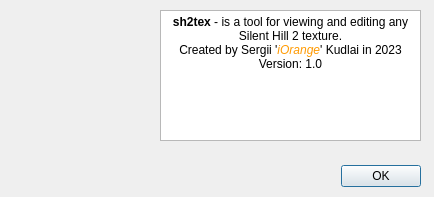
Qt form src/ui/aboutdlg.ui (iOrange/sh2tex) before a commit.
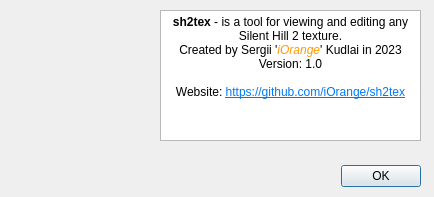
The same form after that commit. Icons and pictures are not drawn.

```diff
--- a/src/ui/aboutdlg.ui
+++ b/src/ui/aboutdlg.ui
@@ -79,7 +79,11 @@
 &lt;/style&gt;&lt;/head&gt;&lt;body style=&quot; font-family:'Segoe UI'; font-size:9pt; font-weight:400; font-style:normal;&quot;&gt;
 &lt;p align=&quot;center&quot; style=&quot; margin-top:0px; margin-bottom:0px; margin-left:0px; margin-right:0px; -qt-block-indent:0; text-indent:0px;&quot;&gt;&lt;span style=&quot; font-weight:700;&quot;&gt;sh2tex&lt;/span&gt; - is a tool for viewing and editing any Silent Hill 2 texture.&lt;/p&gt;
 &lt;p align=&quot;center&quot; style=&quot; margin-top:0px; margin-bottom:0px; margin-left:0px; margin-right:0px; -qt-block-indent:0; text-indent:0px;&quot;&gt;Created by Sergii '&lt;span style=&quot; font-style:italic; color:#ff9900;&quot;&gt;iOrange&lt;/span&gt;' Kudlai in 2023&lt;/p&gt;
-&lt;p align=&quot;center&quot; style=&quot; margin-top:0px; margin-bottom:0px; margin-left:0px; margin-right:0px; -qt-block-indent:0; text-indent:0px;&quot;&gt;Version: 1.0&lt;/p&gt;&lt;/body&gt;&lt;/html&gt;</string>
+&lt;p align=&quot;center&quot; style=&quot; margin-top:0px; margin-bottom:0px; margin-left:0px; margin-right:0px; -qt-block-indent:0; text-indent:0px;&quot;&gt;Version: 1.0&lt;br /&gt;&lt;/p&gt;
+&lt;p align=&quot;center&quot; style=&quot; margin-top:0px; margin-bottom:0px; margin-left:0px; margin-right:0px; -qt-block-indent:0; text-indent:0px;&quot;&gt;Website: &lt;a href=&quot;https://github.com/iOrange/sh2tex&quot;&gt;&lt;span style=&quot; text-decoration: underline; color:#007af4;&quot;&gt;https://github.com/iOrange/sh2tex&lt;/span&gt;&lt;/a&gt;&lt;/p&gt;&lt;/body&gt;&lt;/html&gt;</string>
+   </property>
+   <property name="openExternalLinks">
+    <bool>true</bool>
    </property>
   </widget>
  </widget>
```
